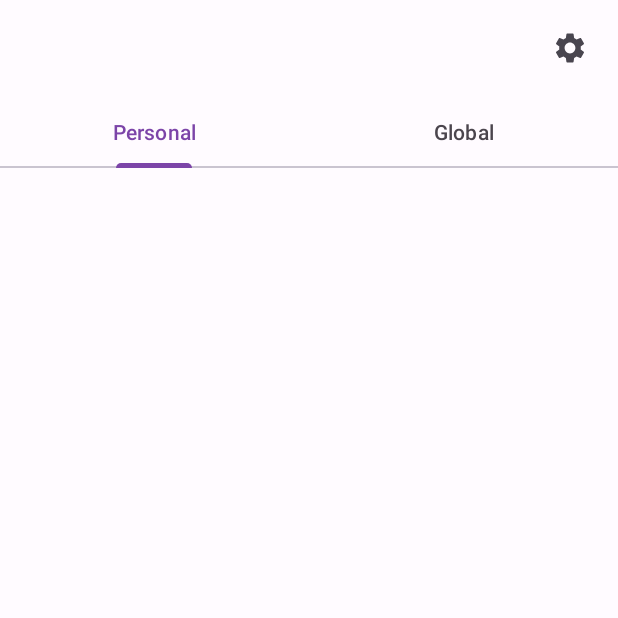
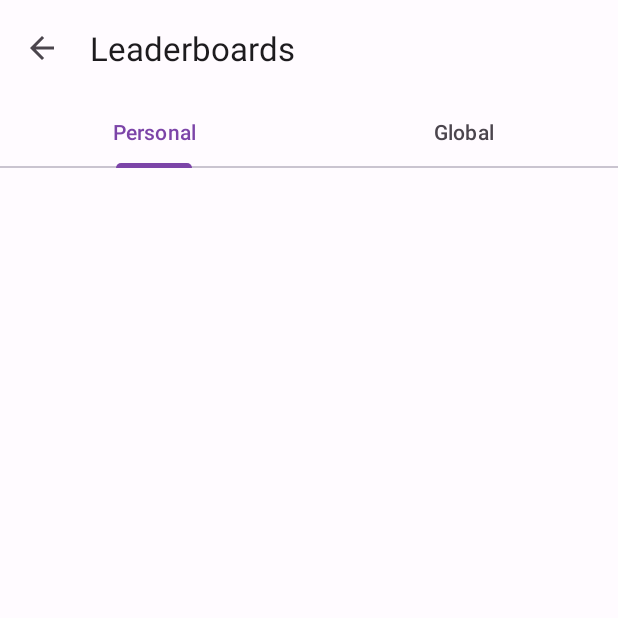
Before and after one commit to 149segolte/Enigma2048, an Android app: the fragment LeaderboardsFragment placed in its activity, on a phone screen of 412 x 824 dp, the top half of it. Run offline under Robolectric (Android 15) with nearby library versions, the phone set to English and light mode, and no system bars.

Commit message:
Add animations and fix monochorome icon

```diff
--- a/app/src/main/java/com/example/enigma2048/HomeFragment.java
+++ b/app/src/main/java/com/example/enigma2048/HomeFragment.java
@@ -8,6 +8,7 @@ import androidx.activity.OnBackPressedCallback;
 import androidx.annotation.NonNull;
 import androidx.fragment.app.Fragment;
 import androidx.fragment.app.FragmentResultListener;
+import androidx.transition.TransitionInflater;
 
 import com.google.android.material.appbar.MaterialToolbar;
 import com.google.android.material.dialog.MaterialAlertDialogBuilder;
@@ -18,33 +19,12 @@ public class HomeFragment extends Fragment implements View.OnClickListener {
     }
 
     @Override
-    public void onViewCreated(View view, Bundle savedInstanceState) {
-        super.onViewCreated(view, savedInstanceState);
-
-        MaterialToolbar toolbar = getActivity().findViewById(R.id.toolbar);
-        toolbar.setNavigationIcon(null);
-        toolbar.setTitle(null);
-        toolbar.setNavigationOnClickListener(null);
-        toolbar.getMenu().findItem(R.id.action_settings).setVisible(true);
-    }
-
-    @Override
-    public void onClick(View view) {
-        int id = view.getId();
-        if (id == R.id.continue_button) {
-        } else if (id == R.id.play_button) {
-        } else if (id == R.id.leaderboards_button) {
-            getParentFragmentManager().beginTransaction()
-                    .replace(R.id.fragment_container_view, LeaderboardsFragment.class, null)
-                    .commit();
-        } else {
-            getActivity().finishAffinity();
-        }
-    }
-
-    @Override
     public void onCreate(Bundle savedInstanceState) {
         super.onCreate(savedInstanceState);
+
+        TransitionInflater inflater = TransitionInflater.from(requireContext());
+        setEnterTransition(inflater.inflateTransition(R.transition.fade_home));
+        setExitTransition(inflater.inflateTransition(R.transition.fade_home));
 
         getParentFragmentManager().setFragmentResultListener("status", this, new FragmentResultListener() {
             @Override
@@ -76,4 +56,38 @@ public class HomeFragment extends Fragment implements View.OnClickListener {
         requireActivity().getOnBackPressedDispatcher().addCallback(this, callback);
         // The callback can be enabled or disabled here or in handleOnBackPressed()
     }
+
+    @Override
+    public void onViewCreated(View view, Bundle savedInstanceState) {
+        super.onViewCreated(view, savedInstanceState);
+
+        Button continueButton = view.findViewById(R.id.continue_button);
+        Button playButton = view.findViewById(R.id.play_button);
+        Button leaderboardsButton = view.findViewById(R.id.leaderboards_button);
+        Button exitButton = view.findViewById(R.id.exit_button);
+        continueButton.setOnClickListener(this);
+        playButton.setOnClickListener(this);
+        leaderboardsButton.setOnClickListener(this);
+        exitButton.setOnClickListener(this);
+
+        MaterialToolbar toolbar = getActivity().findViewById(R.id.toolbar);
+        toolbar.setNavigationIcon(null);
+        toolbar.setTitle(null);
+        toolbar.setNavigationOnClickListener(null);
+        toolbar.getMenu().findItem(R.id.action_settings).setVisible(true);
+    }
+
+    @Override
+    public void onClick(View view) {
+        int id = view.getId();
+        if (id == R.id.continue_button) {
+        } else if (id == R.id.play_button) {
+        } else if (id == R.id.leaderboards_button) {
+            getParentFragmentManager().beginTransaction()
+                    .replace(R.id.fragment_container_view, LeaderboardsFragment.class, null)
+                    .commit();
+        } else {
+            getActivity().finishAffinity();
+        }
+    }
 }
--- a/app/src/main/java/com/example/enigma2048/LeaderboardsFragment.java
+++ b/app/src/main/java/com/example/enigma2048/LeaderboardsFragment.java
@@ -5,6 +5,9 @@ import android.os.Bundle;
 import androidx.activity.OnBackPressedCallback;
 import androidx.fragment.app.Fragment;
 import androidx.fragment.app.FragmentManager;
+import androidx.transition.TransitionInflater;
+
+import com.google.android.material.appbar.MaterialToolbar;
 
 public class LeaderboardsFragment extends Fragment {
     public LeaderboardsFragment() {
@@ -14,6 +17,10 @@ public class LeaderboardsFragment extends Fragment {
     @Override
     public void onCreate(Bundle savedInstanceState) {
         super.onCreate(savedInstanceState);
+
+        TransitionInflater inflater = TransitionInflater.from(requireContext());
+        setEnterTransition(inflater.inflateTransition(R.transition.fade));
+        setExitTransition(inflater.inflateTransition(R.transition.fade));
 
         // This callback will only be called when MyFragment is at least Started.
         OnBackPressedCallback callback = new OnBackPressedCallback(true /* enabled by default */) {
@@ -27,4 +34,21 @@ public class LeaderboardsFragment extends Fragment {
         };
         requireActivity().getOnBackPressedDispatcher().addCallback(this, callback);
     }
+
+    @Override
+    public void onViewCreated(android.view.View view, Bundle savedInstanceState) {
+        super.onViewCreated(view, savedInstanceState);
+
+        MaterialToolbar toolbar = getActivity().findViewById(R.id.toolbar);
+        toolbar.setNavigationIcon(R.drawable.baseline_arrow_back_24);
+        toolbar.setTitle(R.string.title_leaderboards);
+        toolbar.setNavigationOnClickListener(v -> {
+            FragmentManager fragmentManager = getParentFragmentManager();
+            fragmentManager.beginTransaction()
+                    .replace(R.id.fragment_container_view, HomeFragment.class, null)
+                    .commit();
+        });
+        toolbar.getMenu().findItem(R.id.action_settings).setVisible(false);
+    }
+
 }
--- a/app/src/main/java/com/example/enigma2048/MainActivity.java
+++ b/app/src/main/java/com/example/enigma2048/MainActivity.java
@@ -8,8 +8,6 @@ import android.os.Bundle;
 import com.google.android.material.appbar.MaterialToolbar;
 
 public class MainActivity extends AppCompatActivity {
-
-
     @Override
     protected void onCreate(Bundle savedInstanceState) {
         super.onCreate(savedInstanceState);
--- a/app/src/main/java/com/example/enigma2048/SettingsFragment.java
+++ b/app/src/main/java/com/example/enigma2048/SettingsFragment.java
@@ -5,11 +5,11 @@ import android.os.Bundle;
 import androidx.activity.OnBackPressedCallback;
 import androidx.fragment.app.FragmentManager;
 import androidx.preference.PreferenceFragmentCompat;
+import androidx.transition.TransitionInflater;
 
 import com.google.android.material.appbar.MaterialToolbar;
 
 public class SettingsFragment extends PreferenceFragmentCompat {
-
     @Override
     public void onCreatePreferences(Bundle savedInstanceState, String rootKey) {
         setPreferencesFromResource(R.xml.root_preferences, rootKey);
@@ -18,6 +18,10 @@ public class SettingsFragment extends PreferenceFragmentCompat {
     @Override
     public void onCreate(Bundle savedInstanceState) {
         super.onCreate(savedInstanceState);
+
+        TransitionInflater inflater = TransitionInflater.from(requireContext());
+        setEnterTransition(inflater.inflateTransition(R.transition.fade));
+        setExitTransition(inflater.inflateTransition(R.transition.fade));
 
         // This callback will only be called when MyFragment is at least Started.
         OnBackPressedCallback callback = new OnBackPressedCallback(true /* enabled by default */) {
--- /dev/null
+++ b/app/src/main/res/transition/fade.xml
@@ -0,0 +1,3 @@
+<?xml version="1.0" encoding="utf-8"?>
+<fade xmlns:android="http://schemas.android.com/apk/res/android"
+    android:duration="@android:integer/config_shortAnimTime"/>
--- /dev/null
+++ b/app/src/main/res/transition/fade_home.xml
@@ -0,0 +1,30 @@
+<?xml version="1.0" encoding="utf-8"?>
+<transitionSet xmlns:android="http://schemas.android.com/apk/res/android"
+    android:transitionOrdering="together"
+    android:duration="@android:integer/config_shortAnimTime">
+    <fade android:startDelay="0">
+        <targets>
+            <target android:targetId="@+id/icon" />
+        </targets>
+    </fade>
+    <fade android:startDelay="50">
+        <targets>
+            <target android:targetId="@+id/continue_button" />
+        </targets>
+    </fade>
+    <fade android:startDelay="100">
+        <targets>
+            <target android:targetId="@+id/play_button" />
+        </targets>
+    </fade>
+    <fade android:startDelay="150">
+        <targets>
+            <target android:targetId="@+id/leaderboards_button" />
+        </targets>
+    </fade>
+    <fade android:startDelay="200">
+        <targets>
+            <target android:targetId="@+id/exit_button" />
+        </targets>
+    </fade>
+</transitionSet>
--- a/app/src/main/res/values/strings.xml
+++ b/app/src/main/res/values/strings.xml
@@ -1,6 +1,6 @@
 <resources>
     <string name="app_name">Enigma 2048</string>
-    <string name="leaderboards">Leaderboards</string>
+    <string name="title_leaderboards">Leaderboards</string>
     <string name="play">Play</string>
     <string name="title_settings">Settings</string>
 
```
Also changed, not shown: app/src/main/res/drawable/ic_launcher_monochrome.xml (+12 -7 lines), app/src/main/res/layout/fragment_home.xml (+13 -4 lines).
